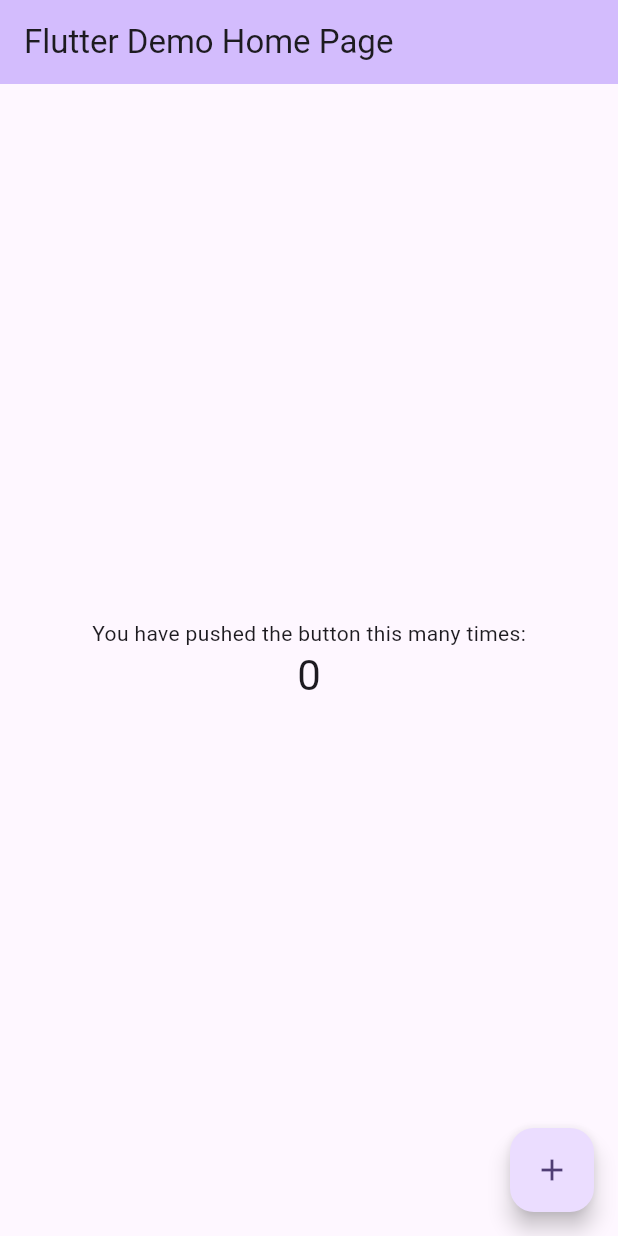
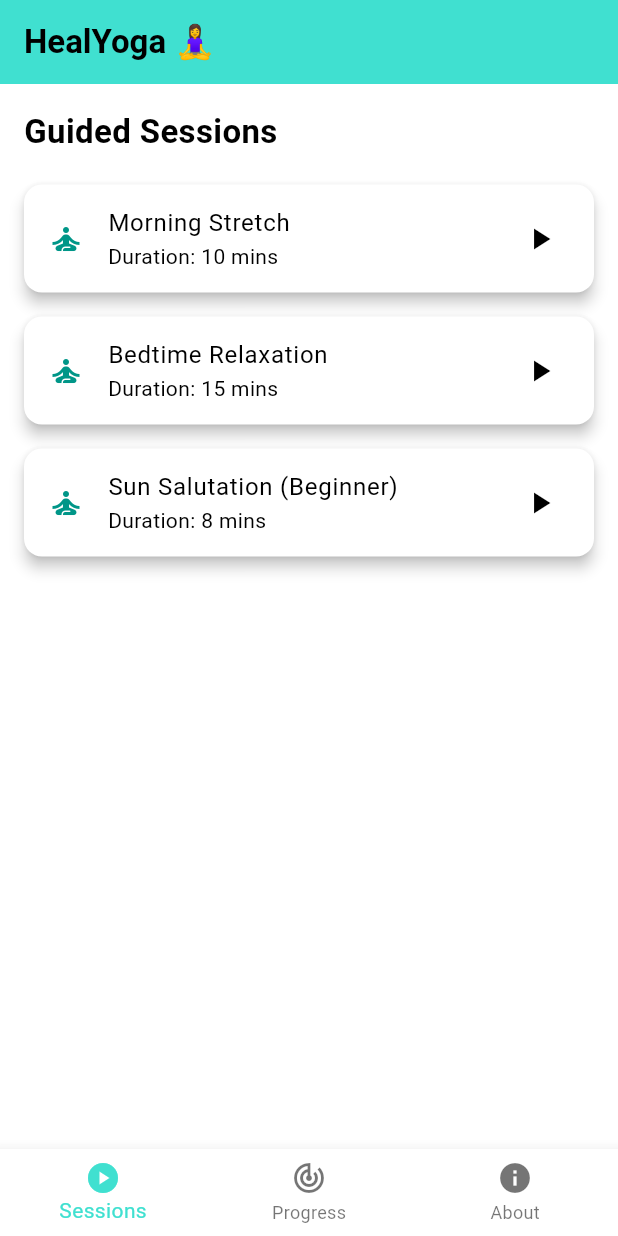
Before and after one commit to drpeteryau/lts-proj-yoga, a Flutter app: the screen it shows after launch, on a phone screen of 412 x 824 dp. Run offline on Flutter 3.47's test engine with Material 3 defaults, Android fonts, the phone set to English and light mode, and no system bars.

Commit message:
push all to main initial app set up

```diff
--- a/lib/main.dart
+++ b/lib/main.dart
@@ -1,17 +1,22 @@
 import 'package:flutter/material.dart';
+import 'screens/home_screen.dart';
+import 'screens/sessions_screen.dart';
+import 'screens/progress_screen.dart';
+import 'screens/about_screen.dart';
 
 void main() {
-  runApp(const MyApp());
+  runApp(const HealYogaApp());
 }
 
-class MyApp extends StatelessWidget {
-  const MyApp({super.key});
+class HealYogaApp extends StatelessWidget {
+  const HealYogaApp({super.key});
 
   // This widget is the root of your application.
   @override
   Widget build(BuildContext context) {
     return MaterialApp(
-      title: 'Flutter Demo',
+      title: 'Heal Yoga',
+      debugShowCheckedModeBanner: false,
       theme: ThemeData(
         // This is the theme of your application.
         //
@@ -28,9 +33,17 @@
         //
         // This works for code too, not just values: Most code changes can be
         // tested with just a hot reload.
-        colorScheme: ColorScheme.fromSeed(seedColor: Colors.deepPurple),
+        primaryColor: const Color(0xFF40E0D0), // Turquoise
+        colorScheme: ColorScheme.fromSwatch().copyWith(
+        primary: const Color(0xFF40E0D0),
+        secondary: const Color(0xFF00796B),
       ),
-      home: const MyHomePage(title: 'Flutter Demo Home Page'),
+      textTheme: const TextTheme(
+        bodyLarge: TextStyle(fontSize: 16.0, color: Colors.black87),
+        titleLarge: TextStyle(fontSize: 22.0, fontWeight: FontWeight.bold),
+      ),
+      ),
+      home: const HomeScreen(),
     );
   }
 }
--- /dev/null
+++ b/lib/screens/home_screen.dart
@@ -0,0 +1,41 @@
+import 'package:flutter/material.dart';
+import '../../screens/sessions_screen.dart';
+import 'progress_screen.dart';
+import 'about_screen.dart';
+
+class HomeScreen extends StatefulWidget {
+  const HomeScreen({super.key});
+
+  @override
+  State<HomeScreen> createState() => _HomeScreenState();
+}
+
+class _HomeScreenState extends State<HomeScreen> {
+  int _selectedIndex = 0;
+  final List<Widget> _screens = const [
+    SessionsScreen(),
+    ProgressScreen(),
+    AboutScreen(),
+  ];
+
+  @override
+  Widget build(BuildContext context) {
+    return Scaffold(
+      appBar: AppBar(
+        title: const Text('HealYoga 🧘‍♀️'),
+        backgroundColor: Theme.of(context).primaryColor,
+      ),
+      body: _screens[_selectedIndex],
+      bottomNavigationBar: BottomNavigationBar(
+        currentIndex: _selectedIndex,
+        onTap: (index) => setState(() => _selectedIndex = index),
+        selectedItemColor: Theme.of(context).primaryColor,
+        items: const [
+          BottomNavigationBarItem(icon: Icon(Icons.play_circle), label: 'Sessions'),
+          BottomNavigationBarItem(icon: Icon(Icons.track_changes), label: 'Progress'),
+          BottomNavigationBarItem(icon: Icon(Icons.info), label: 'About'),
+        ],
+      ),
+    );
+  }
+}
--- /dev/null
+++ b/lib/screens/sessions_screen.dart
@@ -0,0 +1,42 @@
+import 'package:flutter/material.dart';
+
+class SessionsScreen extends StatelessWidget {
+  const SessionsScreen({super.key});
+
+  @override
+  Widget build(BuildContext context) {
+    return ListView(
+      padding: const EdgeInsets.all(16),
+      children: const [
+        Text('Guided Sessions',
+            style: TextStyle(fontSize: 22, fontWeight: FontWeight.bold)),
+        SizedBox(height: 12),
+        YogaCard(title: 'Morning Stretch', duration: '10 mins'),
+        YogaCard(title: 'Bedtime Relaxation', duration: '15 mins'),
+        YogaCard(title: 'Sun Salutation (Beginner)', duration: '8 mins'),
+      ],
+    );
+  }
+}
+
+class YogaCard extends StatelessWidget {
+  final String title;
+  final String duration;
+
+  const YogaCard({super.key, required this.title, required this.duration});
+
+  @override
+  Widget build(BuildContext context) {
+    return Card(
+      elevation: 4,
+      shape: RoundedRectangleBorder(borderRadius: BorderRadius.circular(12)),
+      margin: const EdgeInsets.symmetric(vertical: 8),
+      child: ListTile(
+        leading: const Icon(Icons.self_improvement, color: Colors.teal),
+        title: Text(title),
+        subtitle: Text('Duration: $duration'),
+        trailing: const Icon(Icons.play_arrow),
+      ),
+    );
+  }
+}
```
Also changed, not shown: lib/screens/about_screen.dart (added, +25 -0 lines), lib/screens/progress_screen.dart (added, +22 -0 lines), lib/models/user_progress.dart (added), lib/utils/constant.dart (added), lib/widgets/yoga_card.dart (added).
